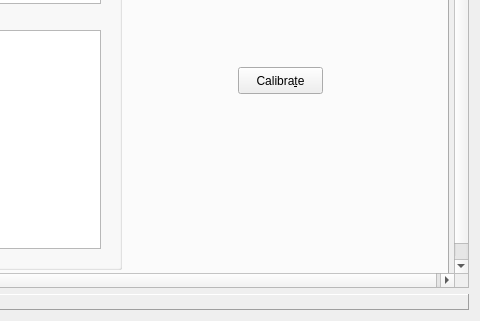
First picture: the form in mrVision/src/mrVision/gui/mainGUI.ui, repository NorthernStars/MR-Vision, before the edit; both pictures show x 470 to 950 and y 329 to 650 of the 950 by 650 pixel window.
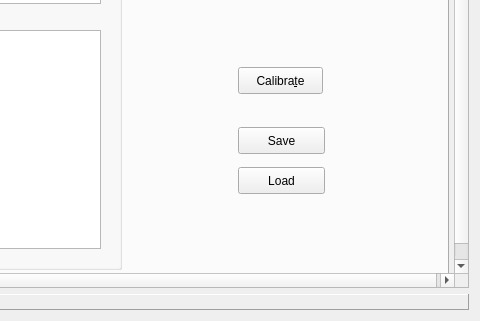
Second picture: the form after the edit. The open tabs and pages were chosen to show the change.

Commit message: Added load and save config to transformation

```diff
--- a/mrVision/src/mrVision/gui/mainGUI.ui
+++ b/mrVision/src/mrVision/gui/mainGUI.ui
@@ -1137,6 +1137,32 @@
                <string>Circles threshold</string>
               </property>
              </widget>
+             <widget class="QPushButton" name="cmdSaveTransformation">
+              <property name="geometry">
+               <rect>
+                <x>110</x>
+                <y>400</y>
+                <width>87</width>
+                <height>27</height>
+               </rect>
+              </property>
+              <property name="text">
+               <string>Save</string>
+              </property>
+             </widget>
+             <widget class="QPushButton" name="cmdLoadTransformation">
+              <property name="geometry">
+               <rect>
+                <x>110</x>
+                <y>440</y>
+                <width>87</width>
+                <height>27</height>
+               </rect>
+              </property>
+              <property name="text">
+               <string>Load</string>
+              </property>
+             </widget>
             </widget>
            </item>
           </layout>
```
The commit also changes 2 other files.
